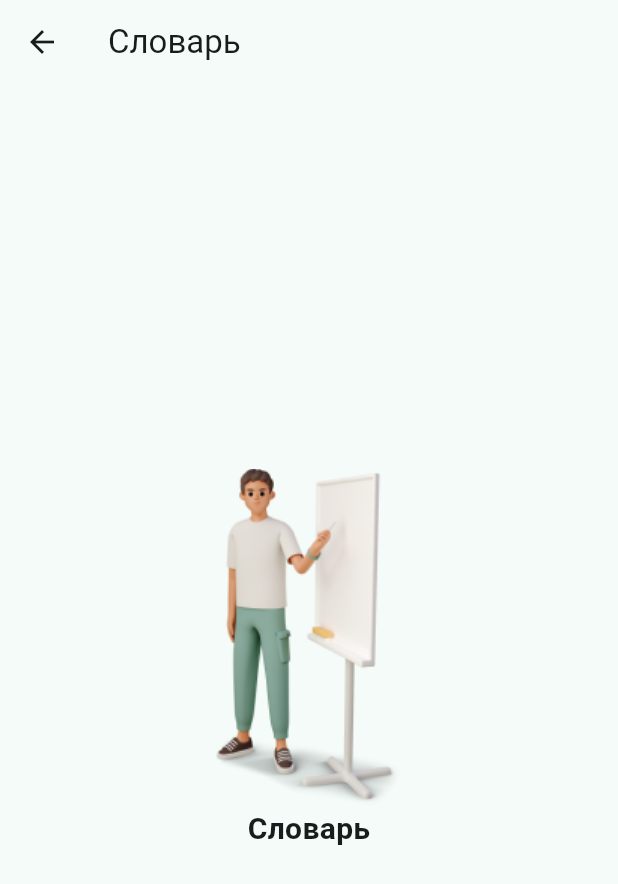
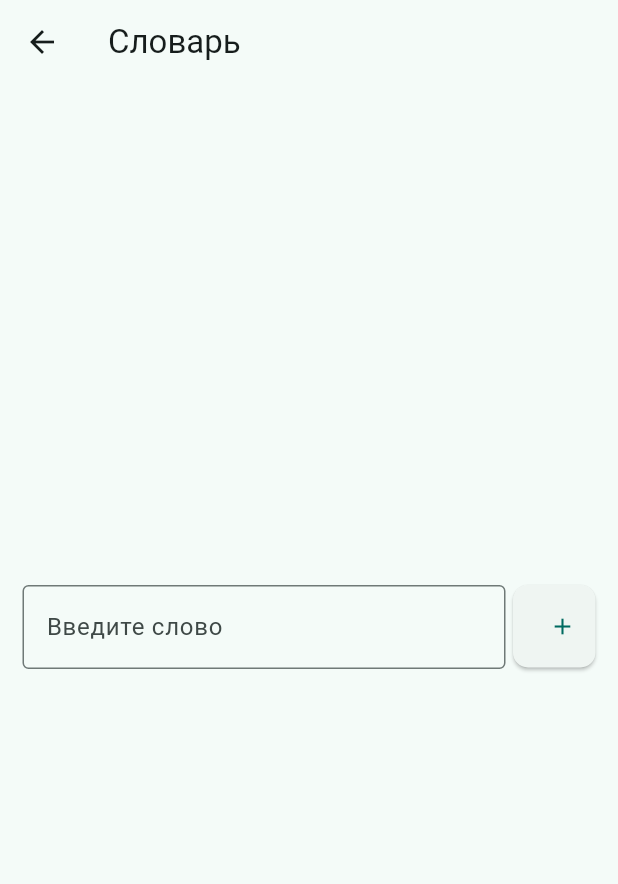
Before and after one commit to al-march/flutter_dictionary, a Flutter app: the DictionaryScreen screen opened directly, on a phone screen of 412 x 824 dp. Shown: the top 884 px of the screen. Run offline on Flutter 3.47's test engine with Material 2 defaults, Android fonts, the phone set to English and light mode, and no system bars.

Commit message:
dict screen

```diff
--- a/lib/screens/dictionary_screen.dart
+++ b/lib/screens/dictionary_screen.dart
@@ -1,7 +1,36 @@
+import 'dart:convert';
+
+import 'package:dictionary/models/dto/word_dto.dart';
 import 'package:flutter/material.dart';
+import 'package:http/http.dart' as http;
 
-class DictionaryScreen extends StatelessWidget {
+import '../components/word_card.dart';
+import '../components/word_search.dart';
+
+class DictionaryScreen extends StatefulWidget {
   const DictionaryScreen({super.key});
+
+  @override
+  State<DictionaryScreen> createState() => _DictionaryScreenState();
+}
+
+class _DictionaryScreenState extends State<DictionaryScreen> {
+  WordDto? wordDto;
+  PageController _controller = PageController(keepPage: true);
+
+  onSubmit(String word) async {
+    try {
+      var dto = await fetchWord(word);
+      setState(() {
+        wordDto = dto;
+      });
+    } catch (err) {
+      var snackBar = const SnackBar(
+        content: Text('Не удалось загрузить определения ('),
+      );
+      ScaffoldMessenger.of(context).showSnackBar(snackBar);
+    }
+  }
 
   @override
   Widget build(BuildContext context) {
@@ -9,28 +38,43 @@ return Scaffold(
       appBar: AppBar(
         title: const Text('Словарь'),
       ),
-      body: Center(
-        child: Container(
+      body: Container(
+        height: MediaQuery.of(context).size.height,
+        child: PageView(
+          scrollDirection: Axis.vertical,
+          controller: _controller,
+          pageSnapping: true,
+          children: [
+            Container(
               padding: const EdgeInsets.all(15.0),
               constraints: const BoxConstraints(minWidth: 300, maxWidth: 500),
               child: Column(
                 mainAxisAlignment: MainAxisAlignment.center,
                 children: [
-              const Image(
-                image: AssetImage('assets/images/todo-man.png'),
-              ),
-              const Text(
-                "Словарь",
-                textAlign: TextAlign.center,
-                style: TextStyle(
-                  fontSize: 20,
-                  fontWeight: FontWeight.w600,
+                  // const Image(
+                  //   image: AssetImage('assets/images/todo-man.png'),
+                  // ),
+                  SearchWord(onSubmit: onSubmit),
+                  const SizedBox(height: 20),
+                  WordCard(dto: wordDto)
+                ],
               ),
             ),
           ],
         ),
       ),
-      ),
     );
   }
 }
+
+Future<WordDto> fetchWord(String name) async {
+  var url = 'http://127.0.0.1:8080/api/v1/word/$name';
+  final response = await http.get(Uri.parse(url));
+
+  if (response.statusCode == 200) {
+    var utf = utf8.decode(response.bodyBytes);
+    return WordDto.fromJson(jsonDecode(utf));
+  } else {
+    throw Exception('Failed to load word: $name');
+  }
+}
```
Lines whose indentation alone changed are shown as unchanged.
